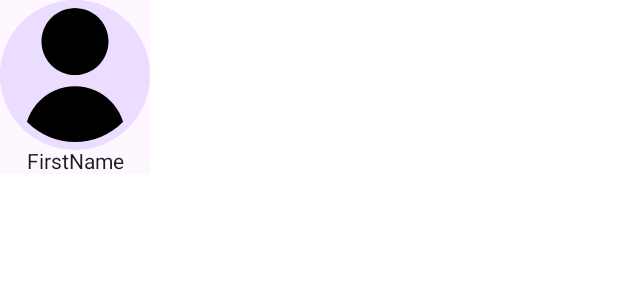
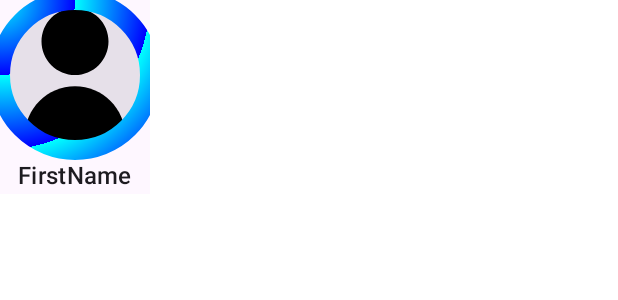
Before and after one commit to anthonyidoko/RandomUser, an Android app built with Jetpack Compose: the @Preview function RowItemComPrev, on a phone screen of 412 x 824 dp. Shown: the top 300 px of the screen. Run offline under Robolectric (Android 15) with nearby library versions, the phone set to English and light mode, and no system bars; pictures from the network do not load.

Commit message:
Changed some styling

```diff
--- a/app/build.gradle.kts
+++ b/app/build.gradle.kts
@@ -29,6 +29,10 @@ android {
         versionName = "1.0"
 
         testInstrumentationRunner = "com.swapcard.randomusers.HiltTestRunner"
+    }
+
+    lint {
+        disable.add("NullSafeMutableLiveData")
     }
 
     buildTypes {
--- a/app/src/main/java/com/swapcard/randomusers/users/presentation/components/BookMarkedUserItem.kt
+++ b/app/src/main/java/com/swapcard/randomusers/users/presentation/components/BookMarkedUserItem.kt
@@ -3,11 +3,14 @@ package com.swapcard.randomusers.users.presentation.components
 import androidx.compose.foundation.background
 import androidx.compose.foundation.layout.Arrangement
 import androidx.compose.foundation.layout.Column
+import androidx.compose.foundation.layout.Spacer
 import androidx.compose.foundation.layout.aspectRatio
 import androidx.compose.foundation.layout.fillMaxSize
+import androidx.compose.foundation.layout.height
 import androidx.compose.foundation.layout.padding
 import androidx.compose.foundation.layout.sizeIn
 import androidx.compose.foundation.layout.widthIn
+import androidx.compose.foundation.shape.CircleShape
 import androidx.compose.foundation.shape.RoundedCornerShape
 import androidx.compose.material3.Card
 import androidx.compose.material3.CardDefaults
@@ -15,9 +18,19 @@ import androidx.compose.material3.MaterialTheme
 import androidx.compose.material3.Surface
 import androidx.compose.material3.Text
 import androidx.compose.runtime.Composable
+import androidx.compose.runtime.derivedStateOf
+import androidx.compose.runtime.getValue
+import androidx.compose.runtime.remember
 import androidx.compose.ui.Alignment
 import androidx.compose.ui.Modifier
 import androidx.compose.ui.draw.clip
+import androidx.compose.ui.draw.drawWithContent
+import androidx.compose.ui.geometry.Offset
+import androidx.compose.ui.graphics.BlendMode
+import androidx.compose.ui.graphics.Brush
+import androidx.compose.ui.graphics.Color
+import androidx.compose.ui.graphics.TileMode
+import androidx.compose.ui.graphics.drawscope.Stroke
 import androidx.compose.ui.tooling.preview.Preview
 import androidx.compose.ui.unit.dp
 
@@ -31,20 +44,30 @@ fun BookMarkedUserItem(
         horizontalAlignment = Alignment.CenterHorizontally
     ) {
 
+        val colors by remember {
+            derivedStateOf { listOf(Color.Cyan, Color.Blue).shuffled() }
+        }
         Card(
             modifier = modifier
+                .drawWithContent {
+                    drawContent()
+                    drawCircle(
+                        brush = Brush.radialGradient(
+                            colors = colors,
+                            tileMode = TileMode.Repeated,
+                            center = Offset.Zero,
+                        ),
+                        style = Stroke(20f),
+                    )
+                }
+                .clip(CircleShape)
                 .sizeIn(maxWidth = 100.dp)
                 .aspectRatio(1f)
-                .clip(RoundedCornerShape(100)),
-            colors = CardDefaults.cardColors(
-                containerColor = MaterialTheme.colorScheme.secondaryContainer,
-                contentColor = MaterialTheme.colorScheme.onSurface
-            )
         ) {
 
             Column(
                 modifier = Modifier
-                    .clip(RoundedCornerShape(100))
+                    .clip(CircleShape)
                     .fillMaxSize(),
                 horizontalAlignment = Alignment.CenterHorizontally,
                 verticalArrangement = Arrangement.Center
@@ -54,8 +77,7 @@ fun BookMarkedUserItem(
                     modifier = Modifier
                         .widthIn(max = 180.dp)
                         .aspectRatio(1f)
-                        .clip(RoundedCornerShape(100))
-                        .background(color = MaterialTheme.colorScheme.primaryContainer)
+                        .clip(CircleShape)
                         .padding(5.dp),
                     url = imageUrl.orEmpty(),
                     firstName = firstName.orEmpty()
@@ -64,10 +86,13 @@ fun BookMarkedUserItem(
 
             }
         }
-        Text(text = firstName.orEmpty())
+        Spacer(modifier.height(5.dp))
+        Text(
+            text = firstName.orEmpty(),
+            style = MaterialTheme.typography.titleMedium
+        )
     }
 }
-
 
 
 @Preview
--- a/app/src/main/java/com/swapcard/randomusers/users/presentation/userlist/components/AutoScrollLazyRow.kt
+++ b/app/src/main/java/com/swapcard/randomusers/users/presentation/userlist/components/AutoScrollLazyRow.kt
@@ -36,14 +36,14 @@ fun AutoScrollLazyRow(
         modifier = modifier,
         shape = RectangleShape,
         colors = CardDefaults.cardColors(
-            containerColor = MaterialTheme.colorScheme.surface,
+            containerColor = MaterialTheme.colorScheme.surfaceContainer,
             contentColor = MaterialTheme.colorScheme.onSurface
         )
     ) {
         LazyRow(
             state = listState,
-            contentPadding = PaddingValues(10.dp),
-            horizontalArrangement = Arrangement.spacedBy(10.dp)
+            contentPadding = PaddingValues(5.dp),
+            horizontalArrangement = Arrangement.spacedBy(12.dp)
         ) {
             items(state.bookMarkedUsers) { user ->
                 BookMarkedUserItem(
```
Also changed, not shown: app/src/main/java/com/swapcard/randomusers/users/presentation/components/UserCircularImage.kt (+16 -2 lines), app/src/main/java/com/swapcard/randomusers/users/presentation/components/UserItemCard.kt (+24 -6 lines).
